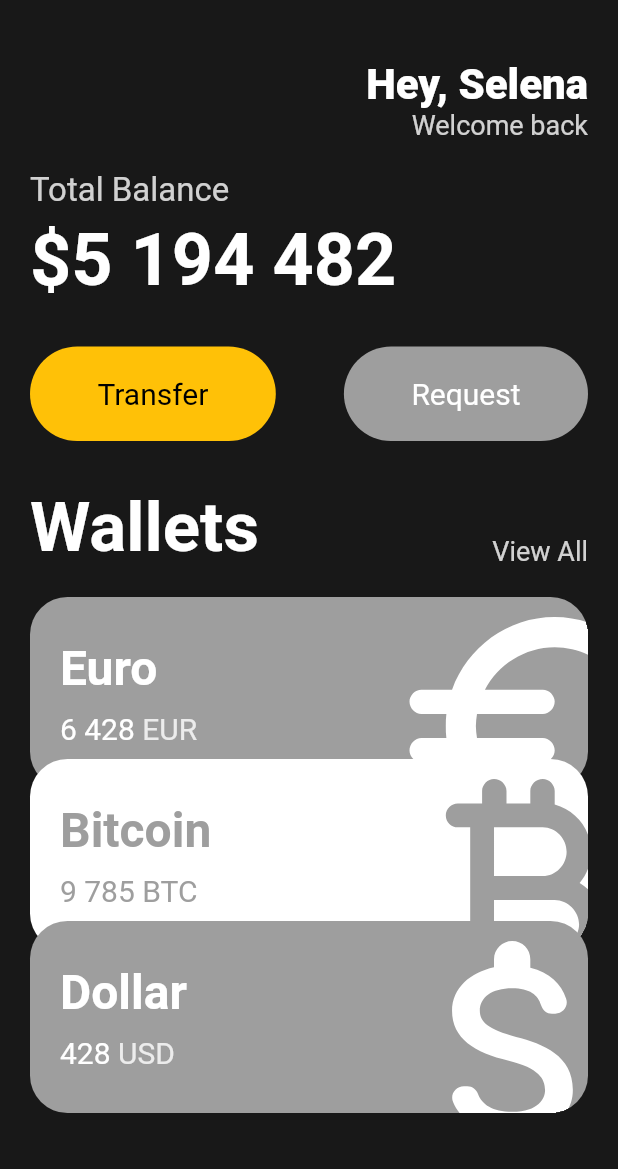
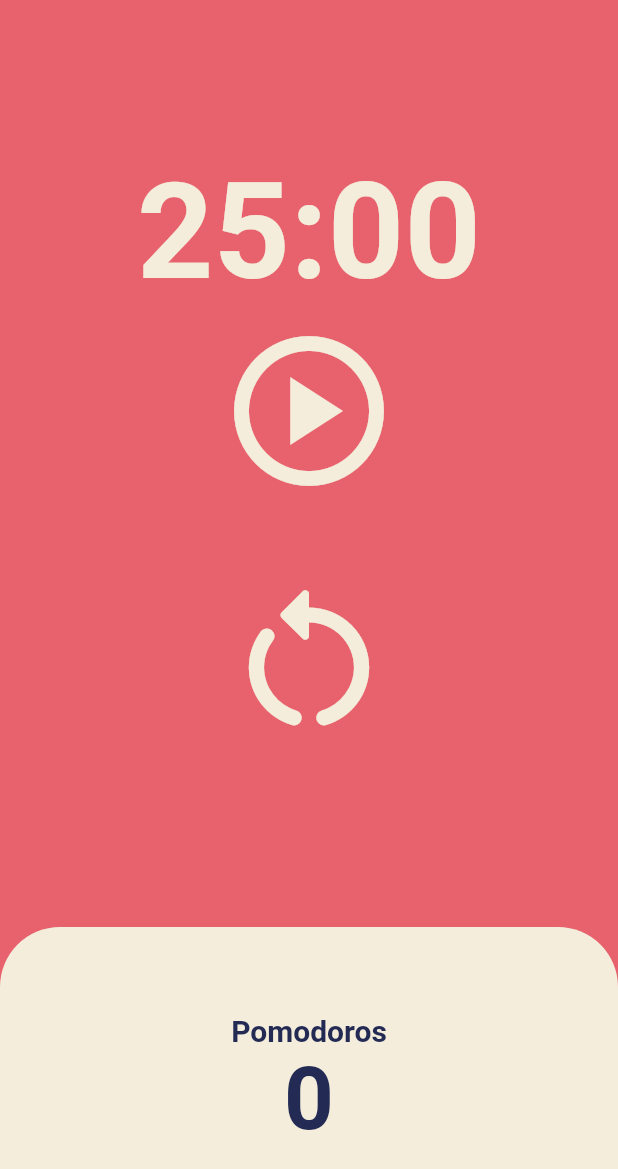
Before and after one commit to g0well0702/pomodoro-app, a Flutter app: the screen it shows after launch, on a phone screen of 412 x 824 dp. Shown: the top 1169 px of the screen. Run offline on Flutter 3.47's test engine with Material 2 defaults, Android fonts, the phone set to English and light mode, and no system bars.

Commit message:
Pomodoro app done

```diff
--- a/lib/main.dart
+++ b/lib/main.dart
@@ -1,6 +1,5 @@
 import 'package:flutter/material.dart';
-import 'package:toonflix/widgets/Button.dart';
-import 'package:toonflix/widgets/currency_card.dart';
+import 'package:toonflix/screens/home_screen.dart';
 
 void main() {
   runApp(const App());
@@ -12,140 +11,18 @@ class App extends StatelessWidget {
   @override
   Widget build(BuildContext context) {
     return MaterialApp(
-      home: Scaffold(
-        backgroundColor:
-            const Color(0xFF181818), //Colors.색.색조 고를 수 있음, 이렇게 다양하게 해보기
-        body: Padding(
-          padding: const EdgeInsets.symmetric(
-            horizontal: 20,
-          ),
-          child: Column(
-            crossAxisAlignment: CrossAxisAlignment.start,
-            children: [
-              const SizedBox(
-                height: 40,
-              ), // 지금 수직으로 배치하려는데 글자가 너무 위로 치우쳐져 있어서 제일 위에 안보이는 박스 하나 추가해 글자 내려줄래
-              const Row(
-                mainAxisAlignment: MainAxisAlignment.end,
-                children: [
-                  Column(
-                    crossAxisAlignment: CrossAxisAlignment.end,
-                    children: [
-                      Text(
-                        "Hey, Selena",
-                        style: TextStyle(
-                          color: Colors.white,
-                          fontSize: 28,
-                          fontWeight: FontWeight.w800,
-                        ),
-                      ),
-                      Text(
-                        "Welcome back",
-                        style: TextStyle(
-                          color: Color.fromRGBO(255, 255, 255, 0.8),
-                          fontSize: 18,
-                        ),
-                      ),
-                    ],
-                  ),
-                ],
-              ),
-              const SizedBox(
-                height: 20,
-              ),
-              Text(
-                "Total Balance",
-                style: TextStyle(
-                  color: Colors.white.withOpacity(0.8),
-                  fontSize: 22,
-                ),
-              ),
-              const SizedBox(
-                height: 5,
-              ),
-              const Text(
-                "\$5 194 482",
-                style: TextStyle(
-                  color: Colors.white,
-                  fontSize: 48,
-                  fontWeight: FontWeight.w600,
-                ),
-              ),
-              const SizedBox(
-                height: 30,
-              ),
-              const Row(
-                mainAxisAlignment: MainAxisAlignment.spaceBetween,
-                children: [
-                  Button(
-                    text: "Transfer",
-                    bgColor: Colors.amber,
-                    textColor: Colors.black,
-                  ),
-                  Button(
-                      text: "Request",
-                      bgColor: Colors.grey,
-                      textColor: Colors.white),
-                ],
-              ),
-              const SizedBox(
-                height: 30,
-              ),
-              Row(
-                crossAxisAlignment: CrossAxisAlignment.end,
-                mainAxisAlignment: MainAxisAlignment.spaceBetween,
-                children: [
-                  const Text(
-                    "Wallets",
-                    style: TextStyle(
-                      color: Colors.white,
-                      fontSize: 46,
-                      fontWeight: FontWeight.w600,
-                    ),
-                  ),
-                  Text(
-                    "View All",
-                    style: TextStyle(
-                      color: Colors.white.withOpacity(0.8),
-                      fontSize: 18,
-                    ),
-                  ),
-                ],
-              ),
-              const SizedBox(
-                height: 20,
-              ),
-              const CurrencyCard(
-                name: "Euro",
-                code: "EUR",
-                amount: "6 428",
-                icon: Icons.euro_symbol_rounded,
-                isInverted: false,
-              ),
-              Transform.translate(
-                offset: const Offset(0, -20),
-                child: const CurrencyCard(
-                  name: 'Bitcoin',
-                  code: 'BTC',
-                  amount: "9 785",
-                  icon: Icons.currency_bitcoin_rounded,
-                  isInverted: true,
-                ),
-              ),
-              Transform.translate(
-                offset: const Offset(0, -40),
-                child: const CurrencyCard(
-                  name: 'Dollar',
-                  code: 'USD',
-                  amount: '428',
-                  icon: Icons.attach_money_rounded,
-                  isInverted: false,
-                ),
-              ),
-            ],
+      theme: ThemeData(
+        colorScheme: ColorScheme.fromSwatch(
+          backgroundColor: const Color(0xFFE7626C),
+        ),
+        textTheme: const TextTheme(
+          displayLarge: TextStyle(
+            color: Color(0xFF232B55),
           ),
         ),
+        cardColor: const Color(0xFFF4EDDB),
       ),
+      home: const HomeScreen(),
     );
   }
 }
--- /dev/null
+++ b/lib/screens/home_screen.dart
@@ -0,0 +1,153 @@
+import 'package:flutter/material.dart';
+import 'dart:async';
+
+class HomeScreen extends StatefulWidget {
+  const HomeScreen({super.key});
+
+  @override
+  State<HomeScreen> createState() => _HomeScreenState();
+}
+
+class _HomeScreenState extends State<HomeScreen> {
+  static const tewentyFiveMinutes = 1500;
+  int totalSeconds = tewentyFiveMinutes;
+  bool isRunnig = false;
+  int totalPomodoros = 0;
+
+  late Timer timer; // timer는 지정된 시간마다 어떤 동작을 수행하게 될 거라고 계약, 나중에 만들게
+
+  void onStartPressed() {
+    timer = Timer.periodic(
+        const Duration(seconds: 1), onTick); //periodic 타이머는 입력한 시간마다 함수를 실행함
+    setState(() {
+      isRunnig = true;
+    });
+  }
+
+  void onPausePressed() {
+    timer.cancel();
+    setState(() {
+      isRunnig = false;
+    });
+  }
+
+  void onRestartPressed() {
+    timer.cancel();
+    setState(() {
+      isRunnig = false;
+      totalSeconds = tewentyFiveMinutes;
+    });
+  }
+
+  void onTick(Timer timer) {
+    if (totalSeconds == 0) {
+      setState(() {
+        isRunnig = false;
+        totalPomodoros = totalPomodoros + 1;
+        totalSeconds = tewentyFiveMinutes;
+      });
+      timer.cancel();
+    } else {
+      setState(() {
+        totalSeconds = totalSeconds - 1;
+      });
+    }
+  }
+
+  String format(int seconds) {
+    var duration = Duration(
+      seconds: seconds,
+    );
+    return duration.toString().split(".").first.substring(2);
+  }
+
+  @override
+  Widget build(BuildContext context) {
+    return Scaffold(
+      backgroundColor: Theme.of(context).colorScheme.background,
+      body: Column(
+        children: [
+          Flexible(
+            flex: 1,
+            child: Container(
+              alignment:
+                  Alignment.bottomCenter, //다음 Flexible과 맞닿아 있는 곳에서 중앙이라는 의미
+              child: Text(
+                format(totalSeconds),
+                style: TextStyle(
+                    color: Theme.of(context).cardColor,
+                    fontSize: 89,
+                    fontWeight: FontWeight.w600),
+              ),
+            ),
+          ),
+          Flexible(
+            flex: 2,
+            child: Center(
+              child: Column(
+                children: [
+                  IconButton(
+                    color: Theme.of(context).cardColor,
+                    iconSize: 120,
+                    onPressed: isRunnig ? onPausePressed : onStartPressed,
+                    icon: Icon(isRunnig
+                        ? Icons.pause_circle_outlined
+                        : Icons.play_circle_outlined),
+                  ),
+                  const SizedBox(
+                    height: 30,
+                  ),
+                  IconButton(
+                      color: Theme.of(context).cardColor,
+                      iconSize: 120,
+                      onPressed: onRestartPressed,
+                      icon: const Icon(Icons.restart_alt_rounded)),
+                ],
+              ),
+            ),
+          ),
+          Flexible(
+            flex: 1,
+            child: Row(
+              children: [
+                Expanded(
+                  child: Container(
+                    decoration: BoxDecoration(
+                      borderRadius: const BorderRadius.vertical(
+                        top: Radius.circular(40),
+                      ),
+                      color: Theme.of(context).cardColor,
+                    ),
+                    child: Column(
+                      mainAxisAlignment: MainAxisAlignment.center,
+                      children: [
+                        Text(
+                          'Pomodoros',
+                          style: TextStyle(
+                            fontSize: 20,
+                            fontWeight: FontWeight.w600,
+                            color:
+                                Theme.of(context).textTheme.displayLarge!.color,
+                          ),
+                        ),
+                        Text(
+                          '$totalPomodoros',
+                          style: TextStyle(
+                            fontSize: 58,
+                            fontWeight: FontWeight.w600,
+                            color:
+                                Theme.of(context).textTheme.displayLarge!.color,
+                          ),
+                        ),
+                      ],
+                    ),
+                  ),
+                ),
+              ],
+            ),
+          ),
+        ],
+      ),
+    );
+  }
+}
```
Also changed, not shown: 1 other file.
